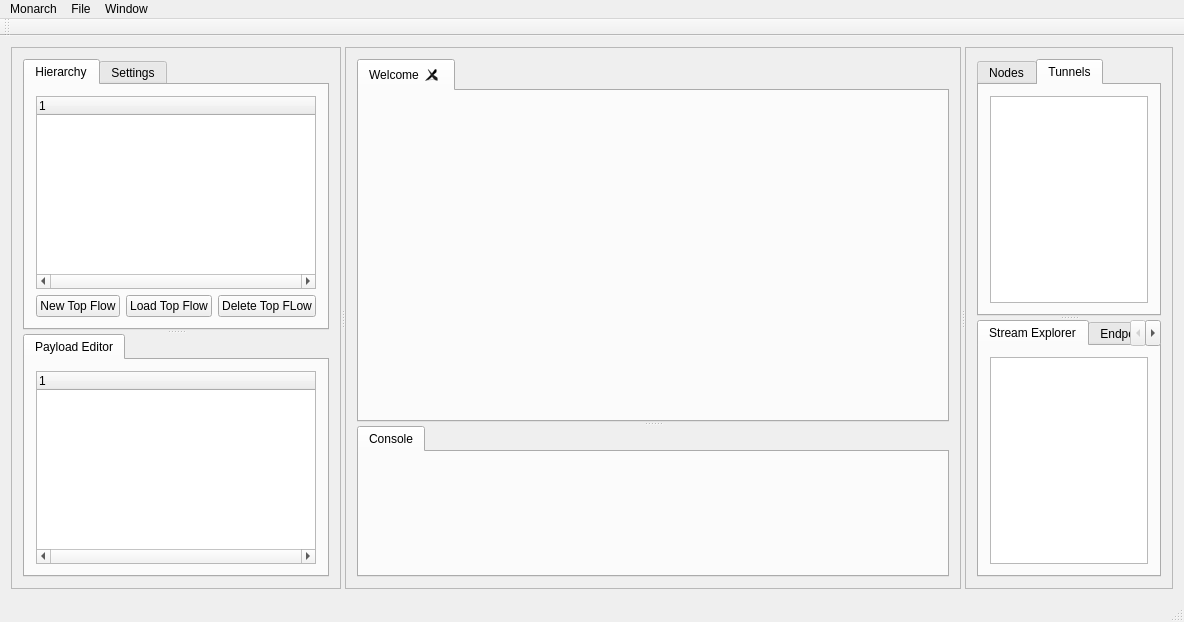
Qt form Monarch-Connect/mainwindow.ui (Toms42/Monarch-Connect) before a commit.
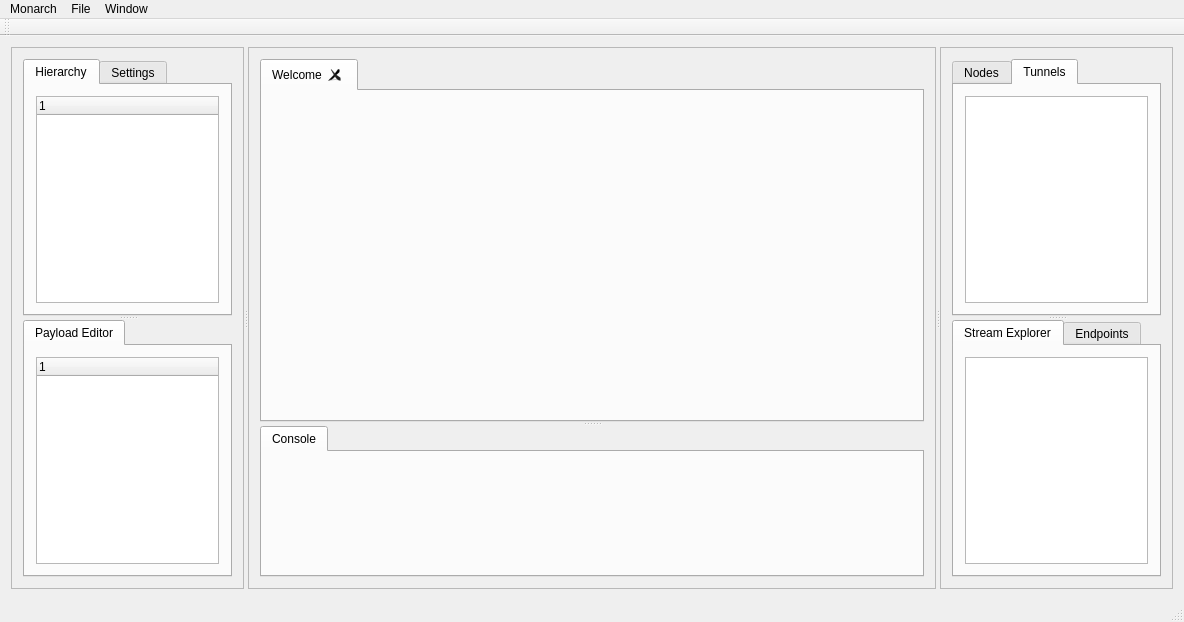
The same form after that commit.

What changed in the file:
```diff
--- a/Monarch-Connect/mainwindow.ui
+++ b/Monarch-Connect/mainwindow.ui
@@ -78,24 +78,10 @@
              <string>Hierarchy</string>
             </attribute>
             <layout class="QGridLayout" name="gridLayout_2">
-             <item row="1" column="1">
-              <widget class="QPushButton" name="button_loadTopFlow">
-               <property name="text">
-                <string>Load Top Flow</string>
-               </property>
-              </widget>
-             </item>
-             <item row="1" column="0">
-              <widget class="QPushButton" name="button_newTopFlow">
-               <property name="text">
-                <string>New Top Flow</string>
-               </property>
-              </widget>
-             </item>
-             <item row="0" column="0" colspan="3">
+             <item row="0" column="0" colspan="2">
               <widget class="QTreeWidget" name="projectTree">
                <property name="horizontalScrollBarPolicy">
-                <enum>Qt::ScrollBarAlwaysOn</enum>
+                <enum>Qt::ScrollBarAsNeeded</enum>
                </property>
                <property name="editTriggers">
                 <set>QAbstractItemView::NoEditTriggers</set>
@@ -107,13 +93,6 @@
                </column>
               </widget>
              </item>
-             <item row="1" column="2">
-              <widget class="QPushButton" name="button_deleteTopFlow">
-               <property name="text">
-                <string>Delete Top FLow</string>
-               </property>
-              </widget>
-             </item>
             </layout>
            </widget>
            <widget class="QWidget" name="tab_settings">
@@ -137,7 +116,7 @@
              <item row="0" column="0">
               <widget class="QTreeWidget" name="widget_tagTree">
                <property name="horizontalScrollBarPolicy">
-                <enum>Qt::ScrollBarAlwaysOn</enum>
+                <enum>Qt::ScrollBarAsNeeded</enum>
                </property>
                <property name="editTriggers">
                 <set>QAbstractItemView::NoEditTriggers</set>
```
